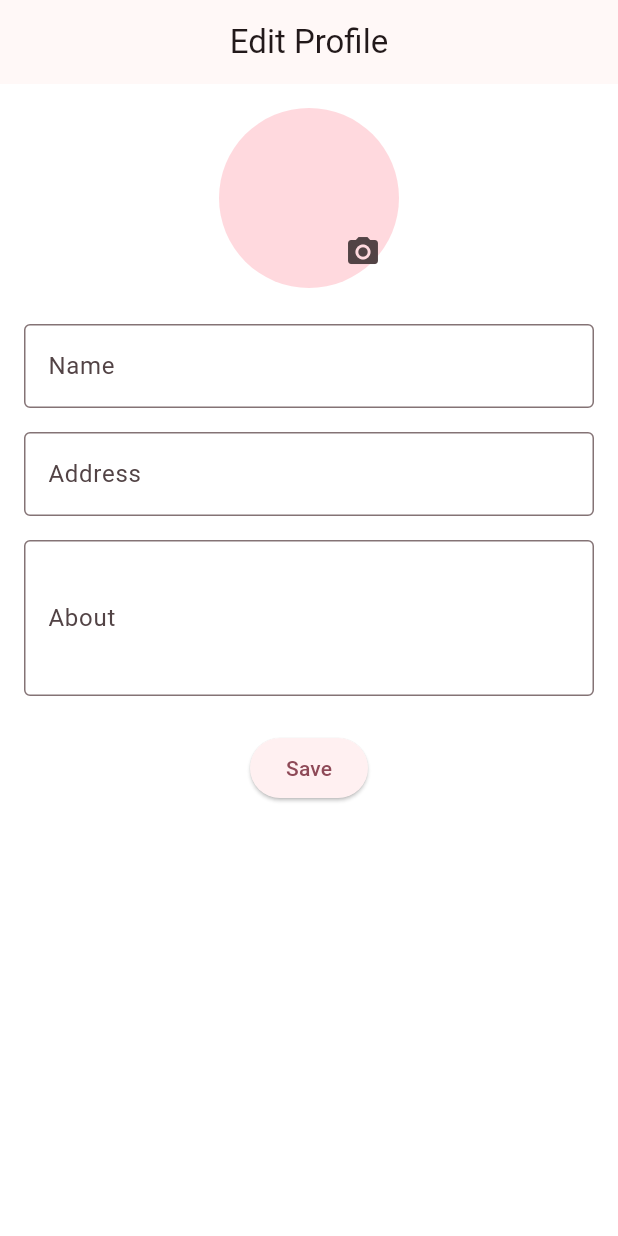
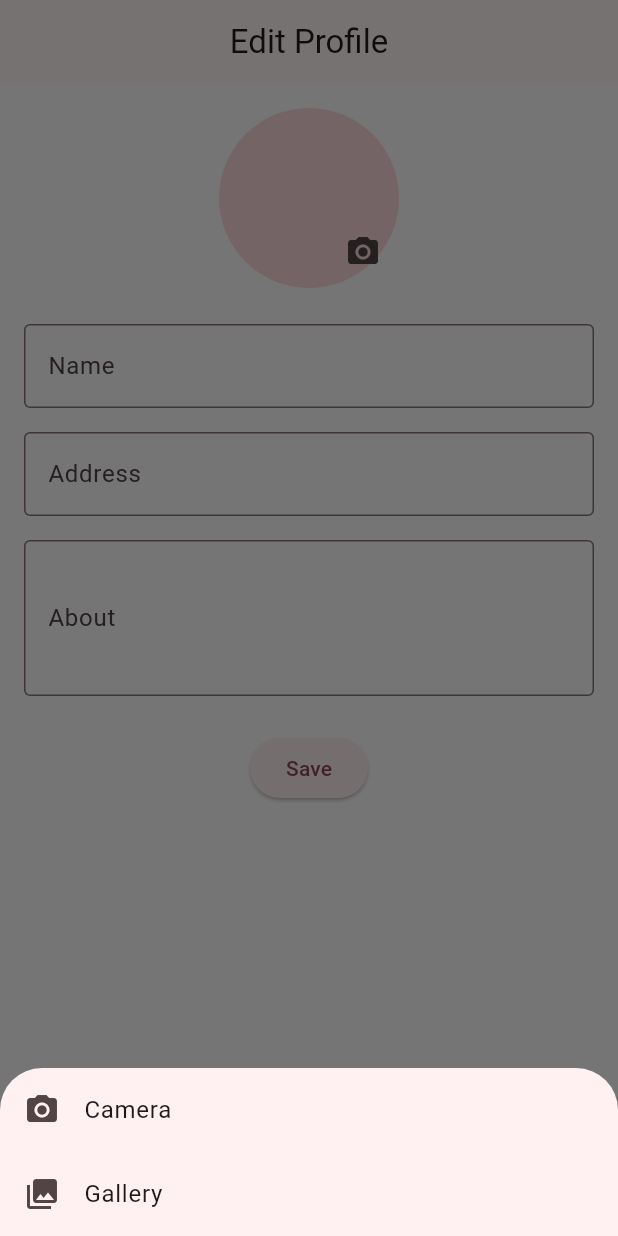
Before and after one commit to eggboixd/comp4768-mun-thrift-project, a Flutter app: the screen it shows once a user with an empty profile is signed in, after a tap on the "camera alt" icon, on a phone screen of 412 x 824 dp. Run offline on Flutter 3.47's test engine with Material 3 defaults, Android fonts, the phone set to English and light mode, and no system bars; our stand-ins replace cloud_firestore, firebase_auth, firebase_core, firebase_messaging, firebase_storage, flutter_local_notifications and 5 more; accounts and stored records are empty.

Commit message:
Edit profile now has camera and gallery option

```diff
--- a/lib/screens/edit_profile_screen.dart
+++ b/lib/screens/edit_profile_screen.dart
@@ -27,13 +27,56 @@ class _EditProfileScreenState extends ConsumerState<EditProfileScreen> {
   bool _initialized = false;
 
   Future<void> _pickImage() async {
-    final pickedFile = await picker.pickImage(source: ImageSource.gallery);
+    final ImageSource? source = await showModalBottomSheet<ImageSource>(
+      context: context,
+      builder: (context) {
+        return SafeArea(
+          child: Column(
+            mainAxisSize: MainAxisSize.min,
+            children: [
+              ListTile(
+                leading: const Icon(Icons.camera_alt),
+                title: const Text('Camera'),
+                onTap: () => Navigator.pop(context, ImageSource.camera),
+              ),
+              ListTile(
+                leading: const Icon(Icons.photo_library),
+                title: const Text('Gallery'),
+                onTap: () => Navigator.pop(context, ImageSource.gallery),
+              ),
+            ],
+          ),
+        );
+      },
+    );
+
+    if (source == null) return;
+
+    try {
+      final pickedFile = await picker.pickImage(
+        source: source,
+        maxWidth: 1920,
+        maxHeight: 1920,
+        imageQuality: 85,
+      );
+
       if (pickedFile != null) {
         final bytes = await pickedFile.readAsBytes();
         setState(() {
           _imageBytes = bytes;
           networkImageUrl = null;
         });
+      }
+    } catch (e) {
+      if (mounted) {
+        ScaffoldMessenger.of(context).showSnackBar(
+          SnackBar(
+            content: Text('Failed to pick image: ${e.toString()}'),
+            backgroundColor: Colors.red,
+            duration: const Duration(seconds: 3),
+          ),
+        );
+      }
     }
   }
 
```
Lines whose indentation alone changed are shown as unchanged.
